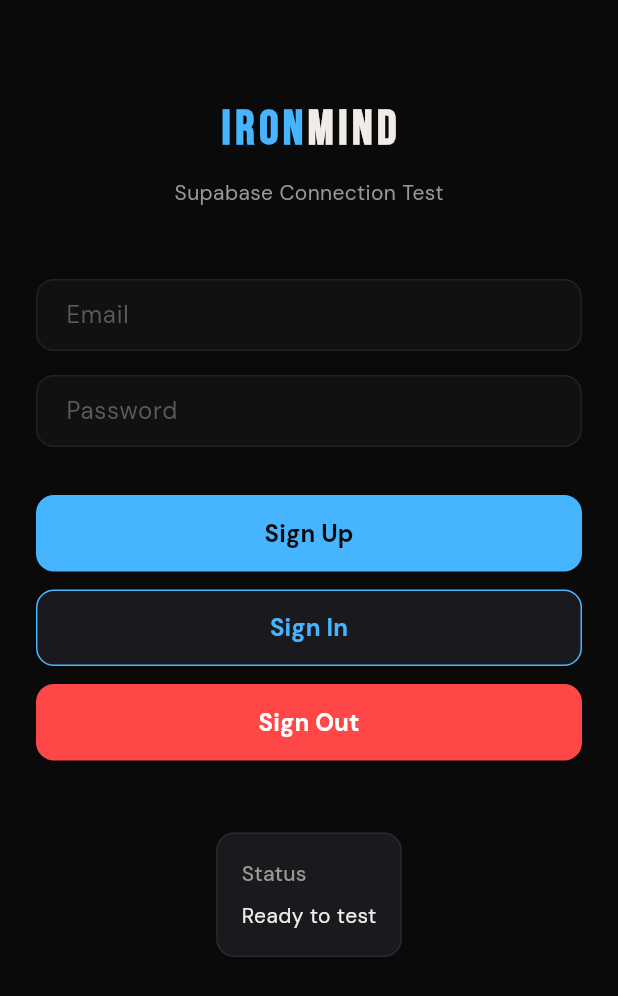
After one commit to Brandon-Begley/IronMind, a Flutter app: the AuthTestScreen screen opened directly, on a phone screen of 412 x 824 dp. The commit adds this screen. Shown: the top 996 px of the screen. Run offline on Flutter 3.47's test engine with Material 3 defaults, Android fonts, the phone set to English and light mode, and no system bars; our stand-ins replace csv, file_picker, fl_chart, google_fonts, shared_preferences, supabase_flutter; accounts and stored records are empty; network calls fail.

Commit message:
Update auth screen with IronMind branding and switch to main app
- Update auth test screen to use IRON/MIND branding matching app style
- Use google_fonts.bebasNeue for consistent typography
- Switch main.dart back to MainShell() from test screen
- Supabase integration complete and tested

```diff
--- a/lib/main.dart
+++ b/lib/main.dart
@@ -4,6 +4,7 @@ import 'package:google_fonts/google_fonts.dart';
 import 'theme.dart';
 import 'services/api_service.dart';
 import 'services/supabase_service.dart';
+import 'screens/auth_test_screen.dart';
 import 'screens/dashboard_screen.dart';
 import 'screens/workout_screen.dart';
 import 'screens/nutrition_screen.dart';
--- /dev/null
+++ b/lib/screens/auth_test_screen.dart
@@ -0,0 +1,298 @@
+import 'package:flutter/material.dart';
+import 'package:google_fonts/google_fonts.dart';
+import '../theme.dart';
+import '../services/supabase_service.dart';
+
+class AuthTestScreen extends StatefulWidget {
+  @override
+  State<AuthTestScreen> createState() => _AuthTestScreenState();
+}
+
+class _AuthTestScreenState extends State<AuthTestScreen> {
+  final _emailController = TextEditingController();
+  final _passwordController = TextEditingController();
+  String _status = 'Ready to test';
+  bool _isLoading = false;
+
+  @override
+  void dispose() {
+    _emailController.dispose();
+    _passwordController.dispose();
+    super.dispose();
+  }
+
+  Future<void> _signUp() async {
+    setState(() => _isLoading = true);
+    try {
+      final response = await SupabaseService().signUp(
+        _emailController.text,
+        _passwordController.text,
+      );
+      setState(() {
+        _status = '✅ Sign up successful!\nUser: ${response.user?.email}';
+      });
+    } catch (e) {
+      setState(() => _status = '❌ Sign up failed:\n$e');
+    } finally {
+      setState(() => _isLoading = false);
+    }
+  }
+
+  Future<void> _signIn() async {
+    setState(() => _isLoading = true);
+    try {
+      final response = await SupabaseService().signIn(
+        _emailController.text,
+        _passwordController.text,
+      );
+      setState(() {
+        _status = '✅ Sign in successful!\nUser: ${response.user?.email}';
+      });
+    } catch (e) {
+      setState(() => _status = '❌ Sign in failed:\n$e');
+    } finally {
+      setState(() => _isLoading = false);
+    }
+  }
+
+  Future<void> _signOut() async {
+    try {
+      await SupabaseService().signOut();
+      setState(() => _status = '✅ Signed out');
+    } catch (e) {
+      setState(() => _status = '❌ Sign out failed:\n$e');
+    }
+  }
+
+  @override
+  Widget build(BuildContext context) => Scaffold(
+    backgroundColor: IronMindTheme.bg,
+    body: SafeArea(
+      child: SingleChildScrollView(
+        padding: const EdgeInsets.all(24),
+        child: Column(
+          children: [
+            const SizedBox(height: 40),
+            // IronMind Logo (matching app style)
+            Row(
+              mainAxisAlignment: MainAxisAlignment.center,
+              children: [
+                Text(
+                  'IRON',
+                  style: GoogleFonts.bebasNeue(
+                    color: IronMindTheme.accent,
+                    fontSize: 32,
+                    letterSpacing: 3,
+                    fontWeight: FontWeight.bold,
+                  ),
+                ),
+                Text(
+                  'MIND',
+                  style: GoogleFonts.bebasNeue(
+                    color: IronMindTheme.textPrimary,
+                    fontSize: 32,
+                    letterSpacing: 3,
+                    fontWeight: FontWeight.bold,
+                  ),
+                ),
+              ],
+            ),
+            const SizedBox(height: 8),
+            Text(
+              'Supabase Connection Test',
+              style: Theme.of(context).textTheme.bodyMedium?.copyWith(
+                color: IronMindTheme.text2,
+              ),
+            ),
+            const SizedBox(height: 48),
+
+            // Email Input
+            TextField(
+              controller: _emailController,
+              style: const TextStyle(color: IronMindTheme.textPrimary),
+              decoration: InputDecoration(
+                hintText: 'Email',
+                hintStyle: const TextStyle(color: IronMindTheme.text3),
+                border: OutlineInputBorder(
+                  borderRadius: BorderRadius.circular(12),
+                  borderSide: const BorderSide(color: IronMindTheme.border),
+                ),
+                enabledBorder: OutlineInputBorder(
+                  borderRadius: BorderRadius.circular(12),
+                  borderSide: const BorderSide(color: IronMindTheme.border),
+                ),
+                focusedBorder: OutlineInputBorder(
+                  borderRadius: BorderRadius.circular(12),
+                  borderSide: const BorderSide(color: IronMindTheme.accent),
+                ),
+                filled: true,
+                fillColor: IronMindTheme.surface,
+                contentPadding: const EdgeInsets.symmetric(
+                  horizontal: 16,
+                  vertical: 12,
+                ),
+              ),
+            ),
+            const SizedBox(height: 16),
+
+            // Password Input
+            TextField(
+              controller: _passwordController,
+              obscureText: true,
+              style: const TextStyle(color: IronMindTheme.textPrimary),
+              decoration: InputDecoration(
+                hintText: 'Password',
+                hintStyle: const TextStyle(color: IronMindTheme.text3),
+                border: OutlineInputBorder(
+                  borderRadius: BorderRadius.circular(12),
+                  borderSide: const BorderSide(color: IronMindTheme.border),
+                ),
+                enabledBorder: OutlineInputBorder(
+                  borderRadius: BorderRadius.circular(12),
+                  borderSide: const BorderSide(color: IronMindTheme.border),
+                ),
+                focusedBorder: OutlineInputBorder(
+                  borderRadius: BorderRadius.circular(12),
+                  borderSide: const BorderSide(color: IronMindTheme.accent),
+                ),
+                filled: true,
+                fillColor: IronMindTheme.surface,
+                contentPadding: const EdgeInsets.symmetric(
+                  horizontal: 16,
+                  vertical: 12,
+                ),
+              ),
+            ),
+            const SizedBox(height: 32),
+
+            // Sign Up Button
+            SizedBox(
+              width: double.infinity,
+              child: ElevatedButton(
+                onPressed: _isLoading ? null : _signUp,
+                style: ElevatedButton.styleFrom(
+                  backgroundColor: IronMindTheme.accent,
+                  disabledBackgroundColor: IronMindTheme.text3,
+                  padding: const EdgeInsets.symmetric(vertical: 14),
+                  shape: RoundedRectangleBorder(
+                    borderRadius: BorderRadius.circular(12),
+                  ),
+                ),
+                child: _isLoading
+                    ? const SizedBox(
+                        height: 20,
+                        width: 20,
+                        child: CircularProgressIndicator(
+                          strokeWidth: 2,
+                          valueColor: AlwaysStoppedAnimation(
+                            IronMindTheme.bg,
+                          ),
+                        ),
+                      )
+                    : const Text(
+                        'Sign Up',
+                        style: TextStyle(
+                          color: IronMindTheme.bg,
+                          fontWeight: FontWeight.bold,
+                          fontSize: 16,
+                        ),
+                      ),
+              ),
+            ),
+            const SizedBox(height: 12),
+
+            // Sign In Button
+            SizedBox(
+              width: double.infinity,
+              child: ElevatedButton(
+                onPressed: _isLoading ? null : _signIn,
+                style: ElevatedButton.styleFrom(
+                  backgroundColor: IronMindTheme.surface2,
+                  disabledBackgroundColor: IronMindTheme.text3,
+                  padding: const EdgeInsets.symmetric(vertical: 14),
+                  shape: RoundedRectangleBorder(
+                    borderRadius: BorderRadius.circular(12),
+                    side: const BorderSide(color: IronMindTheme.accent),
+                  ),
+                ),
+                child: _isLoading
+                    ? const SizedBox(
+                        height: 20,
+                        width: 20,
+                        child: CircularProgressIndicator(
+                          strokeWidth: 2,
+                          valueColor: AlwaysStoppedAnimation(
+                            IronMindTheme.accent,
+                          ),
+                        ),
+                      )
+                    : const Text(
+                        'Sign In',
+                        style: TextStyle(
+                          color: IronMindTheme.accent,
+                          fontWeight: FontWeight.bold,
+                          fontSize: 16,
+                        ),
+                      ),
+              ),
+            ),
+            const SizedBox(height: 12),
+
+            // Sign Out Button
+            SizedBox(
+              width: double.infinity,
+              child: ElevatedButton(
+                onPressed: _signOut,
+                style: ElevatedButton.styleFrom(
+                  backgroundColor: IronMindTheme.red,
+                  padding: const EdgeInsets.symmetric(vertical: 14),
+                  shape: RoundedRectangleBorder(
+                    borderRadius: BorderRadius.circular(12),
+                  ),
+                ),
+                child: const Text(
+                  'Sign Out',
+                  style: TextStyle(
+                    color: Colors.white,
+                    fontWeight: FontWeight.bold,
+                    fontSize: 16,
+                  ),
+                ),
+              ),
+            ),
+            const SizedBox(height: 48),
+
+            // Status Box
+            Container(
+              padding: const EdgeInsets.all(16),
+              decoration: BoxDecoration(
+                color: IronMindTheme.surface2,
+                border: Border.all(color: IronMindTheme.border),
+                borderRadius: BorderRadius.circular(12),
+              ),
+              child: Column(
+                crossAxisAlignment: CrossAxisAlignment.start,
+                children: [
+                  Text(
+                    'Status',
+                    style: Theme.of(context).textTheme.labelLarge?.copyWith(
+                      color: IronMindTheme.text2,
+                    ),
+                  ),
+                  const SizedBox(height: 8),
+                  Text(
+                    _status,
+                    style: Theme.of(context).textTheme.bodyMedium?.copyWith(
+                      color: IronMindTheme.textPrimary,
+                      height: 1.5,
+                    ),
+                  ),
+                ],
+              ),
+            ),
+          ],
+        ),
+      ),
+    ),
+  );
+}
```
